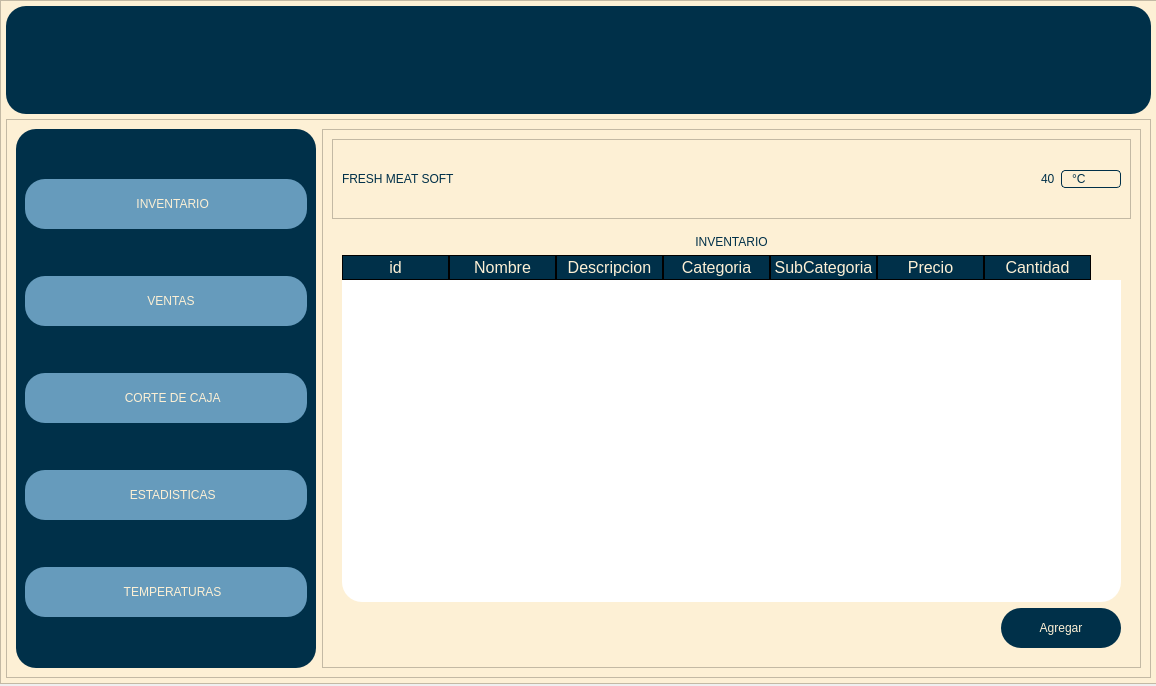
Above: carniceria.ui from CarlosEOrt/freshMeatSoft before the change. Below: the same form after it.
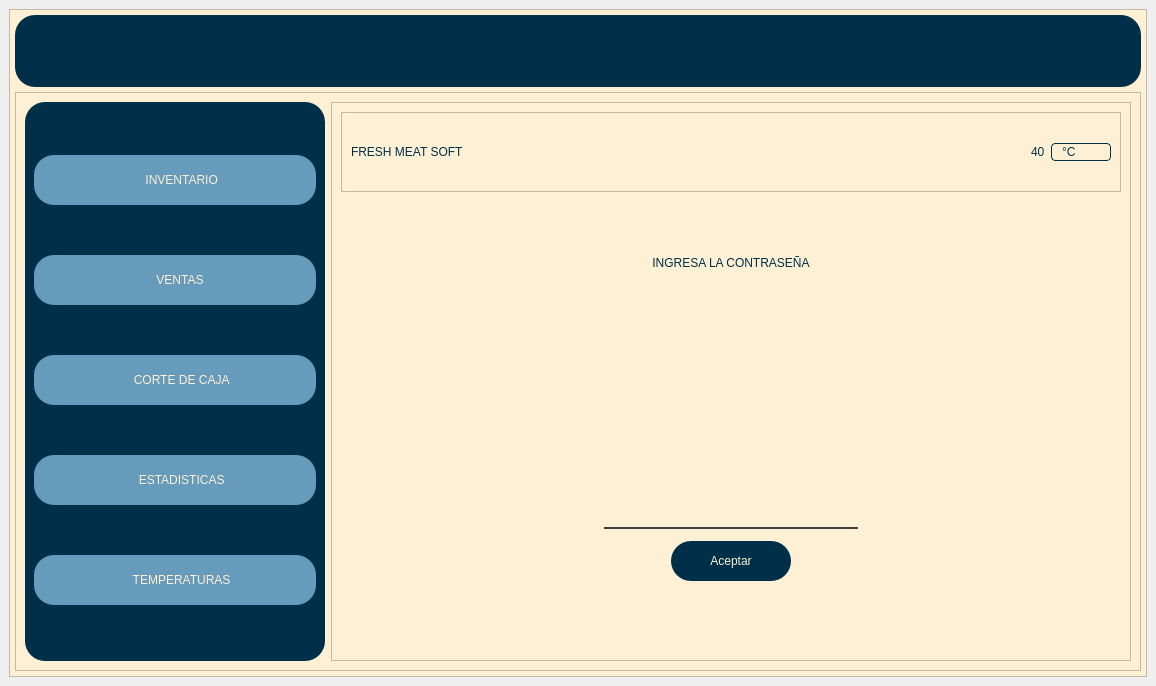
That is the form after the change. The open tabs and pages were chosen to show the change. Icons and pictures are not drawn.

Commit message: Page temperaturas funcionando

Patch:
```diff
--- a/carniceria.ui
+++ b/carniceria.ui
@@ -14,15 +14,9 @@
    <string>MainWindow</string>
   </property>
   <widget class="QWidget" name="centralwidget">
+   <layout class="QHBoxLayout" name="horizontalLayout_17">
+    <item>
    <widget class="QFrame" name="frame">
-    <property name="geometry">
-     <rect>
-      <x>0</x>
-      <y>0</y>
-      <width>1157</width>
-      <height>684</height>
-     </rect>
-    </property>
     <property name="styleSheet">
      <string notr="true">background-color: rgb(253, 240, 213);</string>
     </property>
@@ -32,7 +26,7 @@
     <property name="frameShadow">
      <enum>QFrame::Raised</enum>
     </property>
-    <layout class="QVBoxLayout" name="verticalLayout_2" stretch="1,0">
+      <layout class="QVBoxLayout" name="verticalLayout_2" stretch="1,8">
      <property name="spacing">
       <number>5</number>
      </property>
@@ -679,19 +673,303 @@
                  <bool>true</bool>
                 </property>
                 <property name="currentIndex">
-                 <number>10</number>
+                   <number>9</number>
                 </property>
                 <widget class="QWidget" name="page_temperaturas">
+                   <layout class="QVBoxLayout" name="verticalLayout_22">
+                    <item>
                  <layout class="QVBoxLayout" name="verticalLayout_13">
                   <item>
-                   <widget class="QLabel" name="lbl_titulo_temperaturas">
+                       <widget class="QLabel" name="label_11">
                     <property name="text">
-                     <string>TEMPERATURAS</string>
+                         <string>Control de temperaturas</string>
                     </property>
                     <property name="alignment">
                      <set>Qt::AlignCenter</set>
                     </property>
                    </widget>
+                      </item>
+                      <item>
+                       <widget class="QTableWidget" name="tabla_temperaturas">
+                        <property name="enabled">
+                         <bool>true</bool>
+                        </property>
+                        <property name="sizePolicy">
+                         <sizepolicy hsizetype="Expanding" vsizetype="Expanding">
+                          <horstretch>0</horstretch>
+                          <verstretch>0</verstretch>
+                         </sizepolicy>
+                        </property>
+                        <property name="minimumSize">
+                         <size>
+                          <width>0</width>
+                          <height>0</height>
+                         </size>
+                        </property>
+                        <property name="layoutDirection">
+                         <enum>Qt::LeftToRight</enum>
+                        </property>
+                        <property name="autoFillBackground">
+                         <bool>false</bool>
+                        </property>
+                        <property name="frameShape">
+                         <enum>QFrame::StyledPanel</enum>
+                        </property>
+                        <property name="midLineWidth">
+                         <number>0</number>
+                        </property>
+                        <property name="sizeAdjustPolicy">
+                         <enum>QAbstractScrollArea::AdjustToContents</enum>
+                        </property>
+                        <property name="alternatingRowColors">
+                         <bool>false</bool>
+                        </property>
+                        <property name="showGrid">
+                         <bool>true</bool>
+                        </property>
+                        <property name="gridStyle">
+                         <enum>Qt::SolidLine</enum>
+                        </property>
+                        <property name="sortingEnabled">
+                         <bool>false</bool>
+                        </property>
+                        <attribute name="horizontalHeaderVisible">
+                         <bool>true</bool>
+                        </attribute>
+                        <attribute name="horizontalHeaderCascadingSectionResizes">
+                         <bool>false</bool>
+                        </attribute>
+                        <attribute name="horizontalHeaderDefaultSectionSize">
+                         <number>152</number>
+                        </attribute>
+                        <attribute name="horizontalHeaderHighlightSections">
+                         <bool>true</bool>
+                        </attribute>
+                        <attribute name="verticalHeaderVisible">
+                         <bool>false</bool>
+                        </attribute>
+                        <attribute name="verticalHeaderCascadingSectionResizes">
+                         <bool>false</bool>
+                        </attribute>
+                        <attribute name="verticalHeaderHighlightSections">
+                         <bool>true</bool>
+                        </attribute>
+                        <column>
+                         <property name="text">
+                          <string>Fecha</string>
+                         </property>
+                         <property name="font">
+                          <font>
+                           <family>Arial Black</family>
+                          </font>
+                         </property>
+                         <property name="foreground">
+                          <brush brushstyle="Dense2Pattern">
+                           <color alpha="255">
+                            <red>0</red>
+                            <green>0</green>
+                            <blue>0</blue>
+                           </color>
+                          </brush>
+                         </property>
+                        </column>
+                        <column>
+                         <property name="text">
+                          <string>Temp Promedio</string>
+                         </property>
+                        </column>
+                        <column>
+                         <property name="text">
+                          <string>Temp Maxima</string>
+                         </property>
+                        </column>
+                        <column>
+                         <property name="text">
+                          <string>Temp Minima</string>
+                         </property>
+                        </column>
+                        <column>
+                         <property name="text">
+                          <string/>
+                         </property>
+                        </column>
+                       </widget>
+                      </item>
+                     </layout>
+                    </item>
+                   </layout>
+                  </widget>
+                  <widget class="QWidget" name="page_credenciales_eliminar_temperatura">
+                   <layout class="QVBoxLayout" name="verticalLayout_21">
+                    <item>
+                     <widget class="QLabel" name="label_18">
+                      <property name="text">
+                       <string>INGRESA LA CONTRASEÑA</string>
+                      </property>
+                      <property name="alignment">
+                       <set>Qt::AlignCenter</set>
+                      </property>
+                     </widget>
+                    </item>
+                    <item>
+                     <spacer name="verticalSpacer_11">
+                      <property name="orientation">
+                       <enum>Qt::Vertical</enum>
+                      </property>
+                      <property name="sizeType">
+                       <enum>QSizePolicy::Fixed</enum>
+                      </property>
+                      <property name="sizeHint" stdset="0">
+                       <size>
+                        <width>20</width>
+                        <height>40</height>
+                       </size>
+                      </property>
+                     </spacer>
+                    </item>
+                    <item>
+                     <layout class="QHBoxLayout" name="horizontalLayout_14">
+                      <property name="bottomMargin">
+                       <number>20</number>
+                      </property>
+                      <item>
+                       <spacer name="horizontalSpacer_4">
+                        <property name="orientation">
+                         <enum>Qt::Horizontal</enum>
+                        </property>
+                        <property name="sizeHint" stdset="0">
+                         <size>
+                          <width>40</width>
+                          <height>20</height>
+                         </size>
+                        </property>
+                       </spacer>
+                      </item>
+                      <item>
+                       <widget class="QLabel" name="lbl_logo_empresa_5">
+                        <property name="minimumSize">
+                         <size>
+                          <width>120</width>
+                          <height>120</height>
+                         </size>
+                        </property>
+                        <property name="maximumSize">
+                         <size>
+                          <width>120</width>
+                          <height>120</height>
+                         </size>
+                        </property>
+                        <property name="text">
+                         <string/>
+                        </property>
+                        <property name="pixmap">
+                         <pixmap>../../Carniceria/freshMeatSoft/Imagenes/portrait.svg</pixmap>
+                        </property>
+                        <property name="scaledContents">
+                         <bool>true</bool>
+                        </property>
+                       </widget>
+                      </item>
+                      <item>
+                       <spacer name="horizontalSpacer_18">
+                        <property name="orientation">
+                         <enum>Qt::Horizontal</enum>
+                        </property>
+                        <property name="sizeHint" stdset="0">
+                         <size>
+                          <width>40</width>
+                          <height>20</height>
+                         </size>
+                        </property>
+                       </spacer>
+                      </item>
+                     </layout>
+                    </item>
+                    <item>
+                     <layout class="QHBoxLayout" name="horizontalLayout_15">
+                      <property name="bottomMargin">
+                       <number>5</number>
+                      </property>
+                      <item>
+                       <spacer name="horizontalSpacer_19">
+                        <property name="orientation">
+                         <enum>Qt::Horizontal</enum>
+                        </property>
+                        <property name="sizeHint" stdset="0">
+                         <size>
+                          <width>40</width>
+                          <height>20</height>
+                         </size>
+                        </property>
+                       </spacer>
+                      </item>
+                      <item>
+                       <widget class="QLineEdit" name="lbl_contrasena_eliminar_temperatura">
+                        <property name="echoMode">
+                         <enum>QLineEdit::Password</enum>
+                        </property>
+                       </widget>
+                      </item>
+                      <item>
+                       <spacer name="horizontalSpacer_20">
+                        <property name="orientation">
+                         <enum>Qt::Horizontal</enum>
+                        </property>
+                        <property name="sizeHint" stdset="0">
+                         <size>
+                          <width>40</width>
+                          <height>20</height>
+                         </size>
+                        </property>
+                       </spacer>
+                      </item>
+                     </layout>
+                    </item>
+                    <item>
+                     <layout class="QHBoxLayout" name="horizontalLayout_16">
+                      <property name="bottomMargin">
+                       <number>60</number>
+                      </property>
+                      <item>
+                       <spacer name="horizontalSpacer_23">
+                        <property name="orientation">
+                         <enum>Qt::Horizontal</enum>
+                        </property>
+                        <property name="sizeHint" stdset="0">
+                         <size>
+                          <width>40</width>
+                          <height>20</height>
+                         </size>
+                        </property>
+                       </spacer>
+                      </item>
+                      <item>
+                       <widget class="QPushButton" name="btn_validar_contrasena_eliminar_temperatura">
+                        <property name="minimumSize">
+                         <size>
+                          <width>120</width>
+                          <height>40</height>
+                         </size>
+                        </property>
+                        <property name="text">
+                         <string>Aceptar</string>
+                        </property>
+                       </widget>
+                      </item>
+                      <item>
+                       <spacer name="horizontalSpacer_24">
+                        <property name="orientation">
+                         <enum>Qt::Horizontal</enum>
+                        </property>
+                        <property name="sizeHint" stdset="0">
+                         <size>
+                          <width>40</width>
+                          <height>20</height>
+                         </size>
+                        </property>
+                       </spacer>
+                      </item>
+                     </layout>
                   </item>
                  </layout>
                 </widget>
@@ -747,7 +1025,7 @@
                         <family>Arial Black</family>
                         <pointsize>12</pointsize>
                         <italic>false</italic>
-                        <fontweight></fontweight>
+                          <bold>false</bold>
                        </font>
                       </property>
                       <property name="text">
@@ -993,7 +1271,7 @@
                       <family>Arial Black</family>
                       <pointsize>12</pointsize>
                       <italic>false</italic>
-                      <fontweight></fontweight>
+                        <bold>false</bold>
                      </font>
                     </property>
                     <property name="text">
@@ -1827,7 +2105,7 @@
                        <bool>false</bool>
                       </attribute>
                       <attribute name="horizontalHeaderDefaultSectionSize">
-                       <number>107</number>
+                         <number>109</number>
                       </attribute>
                       <attribute name="horizontalHeaderHighlightSections">
                        <bool>true</bool>
@@ -2158,6 +2436,8 @@
      </item>
     </layout>
    </widget>
+    </item>
+   </layout>
   </widget>
  </widget>
  <resources>
```
Lines whose indentation alone changed are shown as unchanged. The commit also changes 5 other files.
